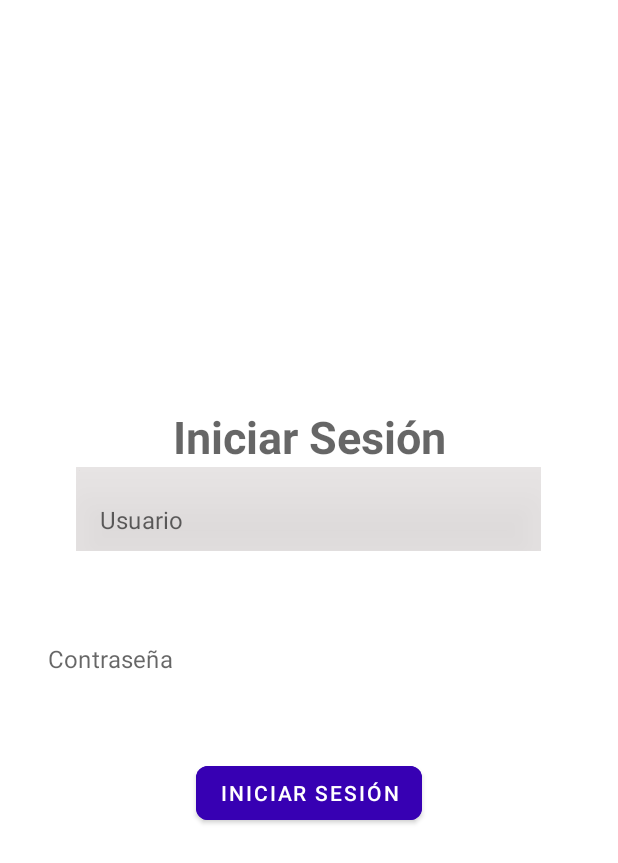
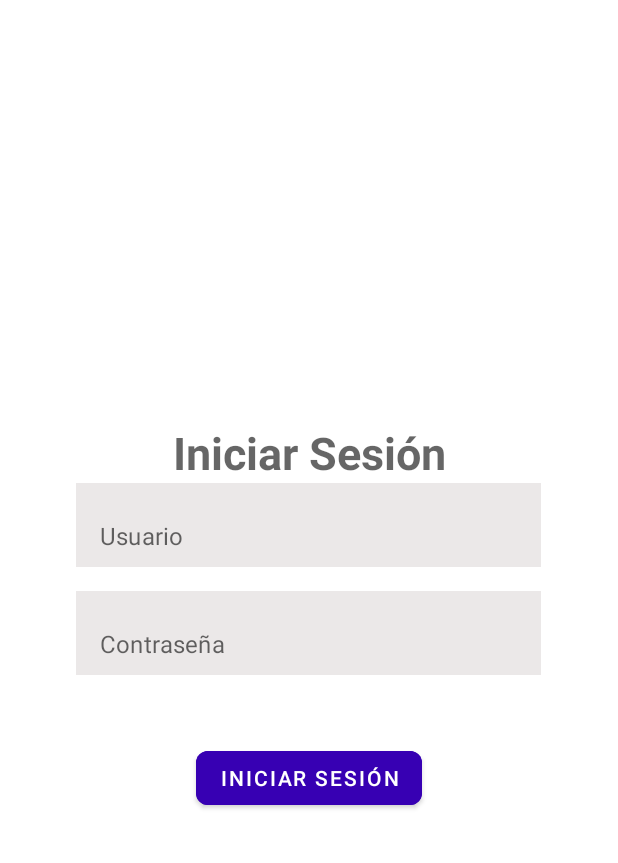
Before and after one commit to Rogerr14/storeAppAndroid, an Android app: the screen it shows after launch (LoginActivity), on a phone screen of 412 x 824 dp. Shown: the top 863 px of the screen. Run offline under Robolectric (Android 15) with nearby library versions, the phone set to English and light mode, and no system bars.

Commit message:
finish login view

```diff
--- a/app/src/main/java/com/example/fakestoreapp/services/InterceptorHttp.java
+++ b/app/src/main/java/com/example/fakestoreapp/services/InterceptorHttp.java
@@ -1,4 +1,11 @@
 package com.example.fakestoreapp.services;
 
+import retrofit2.Retrofit;
+
 public class InterceptorHttp {
+
+    private  static Retrofit retrofit = null;
+
+
+
 }
--- a/app/src/main/res/layout/activity_login.xml
+++ b/app/src/main/res/layout/activity_login.xml
@@ -22,33 +22,33 @@
         android:layout_width="wrap_content"
         android:layout_height="wrap_content"
         android:id="@+id/usernameInputLayout"
-        app:boxBackgroundMode="none"
+        app:boxBackgroundMode="outline"
+        android:backgroundTint="@color/black"
         app:hintAnimationEnabled="false"
-        android:background="@null"
         app:hintEnabled="false"
-        android:gravity="center"
-        app:errorEnabled="true"
+        app:errorEnabled="false"
+        app:boxCornerRadiusBottomEnd="2dp"
+
         >
+
         <com.google.android.material.textfield.TextInputEditText
             android:id="@+id/usernameEditText"
             android:layout_width="310dp"
             android:layout_height="wrap_content"
+            android:background="@color/gray_500"
+            android:hint="Usuario"
             android:inputType="text"
-        android:hint="Usuario"
-        android:background="@color/gray_500"
-        android:elevation="20dp"
             />
     </com.google.android.material.textfield.TextInputLayout>
 
     <com.google.android.material.textfield.TextInputLayout
         android:id="@+id/passwordInputLayout"
-        android:layout_width="match_parent"
+        android:layout_width="310dp"
         android:layout_height="wrap_content"
         android:layout_marginTop="16dp"
         app:boxBackgroundMode="none"
         app:hintAnimationEnabled="false"
         app:hintEnabled="false"
-
         app:errorEnabled="true"
         >
         <com.google.android.material.textfield.TextInputEditText
@@ -56,7 +56,7 @@
             android:layout_height="match_parent"
             android:inputType="textPassword"
             android:id="@+id/passwordEditText"
-            android:background="@android:color/transparent"
+            android:background="@color/gray_500"
             android:hint="Contraseña"
             >
 
--- a/app/src/main/res/values/themes.xml
+++ b/app/src/main/res/values/themes.xml
@@ -5,13 +5,16 @@
 
         <item name="colorPrimary">@color/purple_500</item>
         <item name="colorPrimaryVariant">@color/purple_700</item>
-        <item name="colorOnPrimary">@color/white</item>
+        <item name="colorOnPrimary">@color/black</item>
         <!-- Secondary brand color. -->
         <item name="colorSecondary">@color/teal_200</item>
         <item name="colorSecondaryVariant">@color/teal_700</item>
         <item name="colorOnSecondary">@color/black</item>
         <!-- Status bar color. -->
         <item name="android:statusBarColor">?attr/colorPrimaryVariant</item>
+
         <!-- Customize your theme here. -->
     </style>
+
+
 </resources>
```
Lines whose indentation alone changed are shown as unchanged.
